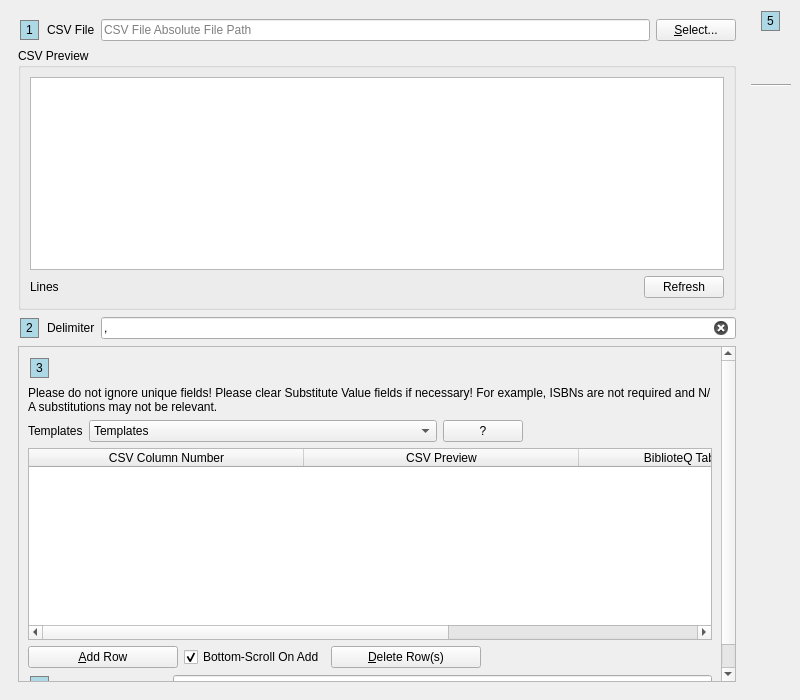
First picture: the form in UI/biblioteq_import.ui, repository textbrowser/biblioteq, before the edit.
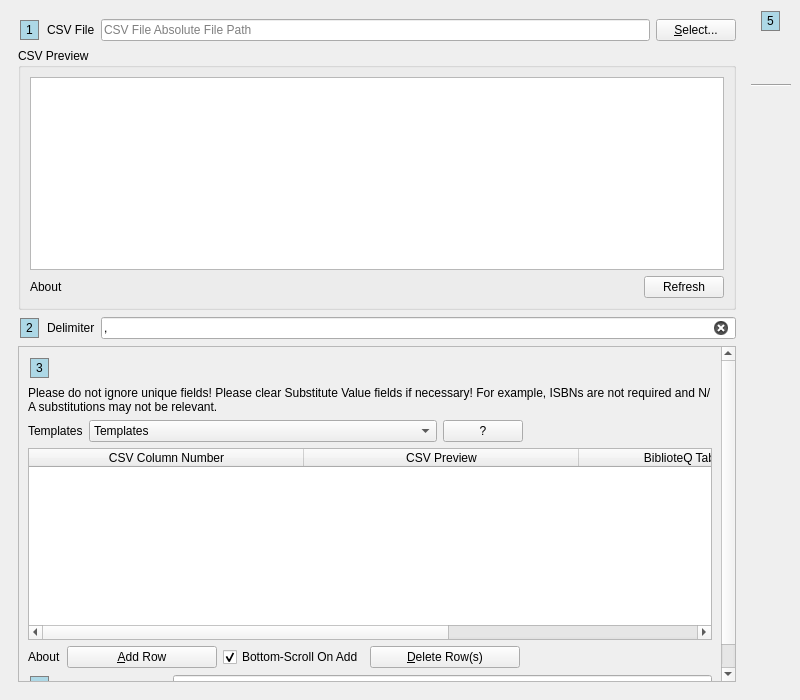
Second picture: the form after the edit. Icons and pictures are not drawn.

The edit to the form file:
```diff
--- a/UI/biblioteq_import.ui
+++ b/UI/biblioteq_import.ui
@@ -111,7 +111,7 @@
             <item>
              <widget class="QLabel" name="lines">
               <property name="text">
-               <string>Lines</string>
+               <string>About</string>
               </property>
              </widget>
             </item>
@@ -198,7 +198,7 @@
           <property name="geometry">
            <rect>
             <x>0</x>
-            <y>0</y>
+            <y>-67</y>
             <width>699</width>
             <height>426</height>
            </rect>
@@ -366,6 +366,13 @@
            </item>
            <item>
             <layout class="QHBoxLayout" name="horizontalLayout_3">
+             <item>
+              <widget class="QLabel" name="about_templates">
+               <property name="text">
+                <string>About</string>
+               </property>
+              </widget>
+             </item>
              <item>
               <widget class="QPushButton" name="add_row">
                <property name="minimumSize">
```
Left out of the diff: 2 changed lines with no effect on the pictures.
